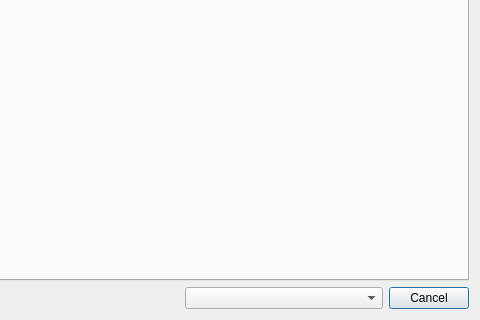
Above: src/gui/dialogs/anime_info_search_dialog.ui from nisemono0/AniTrack before the change; both pictures show x 470 to 950 and y 280 to 600 of the 950 by 600 pixel window. Below: the same form after it.
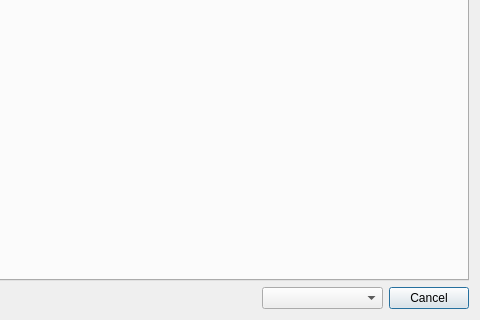
That is the form after the change. Custom widgets are drawn as their Qt base class.

Commit message: feat: update main window size, ui text and anime list header

```diff
--- a/src/gui/dialogs/anime_info_search_dialog.ui
+++ b/src/gui/dialogs/anime_info_search_dialog.ui
@@ -951,7 +951,7 @@
         <enum>Qt::ContextMenuPolicy::NoContextMenu</enum>
        </property>
        <property name="placeholderText">
-        <string>Add anime with selected status</string>
+        <string>Add anime to list</string>
        </property>
       </widget>
      </item>
```
The commit also changes 2 other files.
